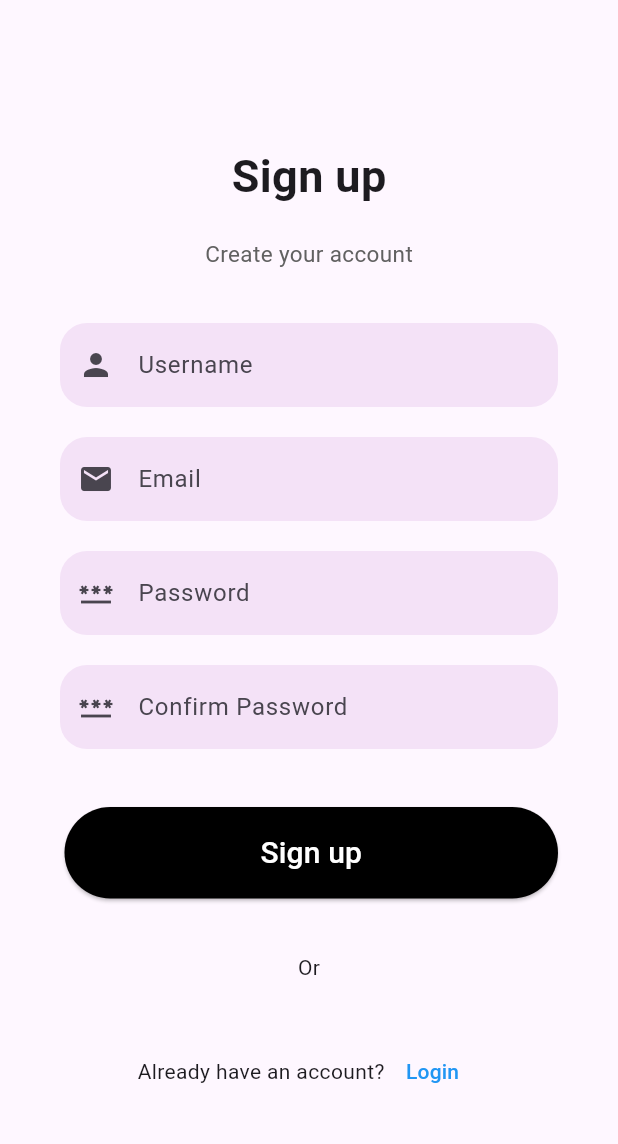
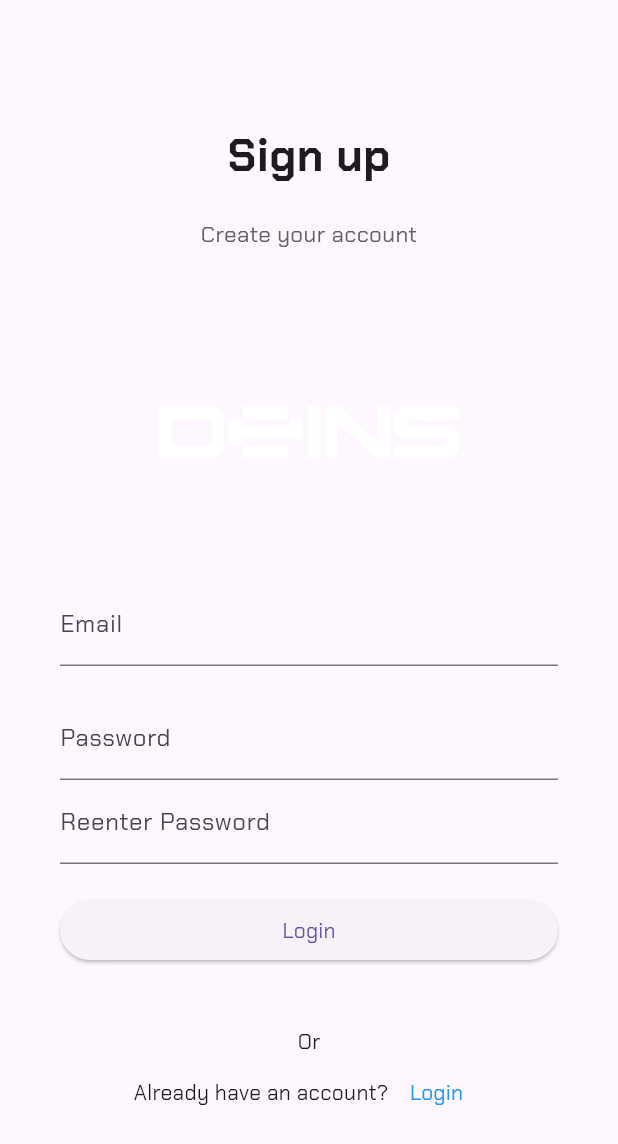
Before and after one commit to sonomar/fluttertest, a Flutter app: the screen it shows after launch, after a tap on "Login", after a tap on "Sign Up", on a phone screen of 412 x 824 dp. Shown: the top 1144 px of the screen. Run offline on Flutter 3.47's test engine with Material 3 defaults, Android fonts, the phone set to English and light mode, and no system bars; our stand-ins replace bloc, equatable, flutter_bloc, percent_indicator, shared_preferences, sqflite; missing offline and left inert: amazon_cognito_identity_dart_2, flutter_3d_controller, mobile_scanner; accounts and stored records are empty; project files that could hold a hidden picture were left out.

Commit message:
add signup page

```diff
--- a/lib/auth/register.dart
+++ b/lib/auth/register.dart
@@ -21,7 +21,7 @@ Future<bool> signUpUser(email, password) async {
   return true;
 }
 
-Future<void> emailConfirmUser(email, code) async {
+Future<bool> emailConfirmUser(email, code) async {
   final userPool = CognitoUserPool(
     'eu-central-1_flxgJwy19',
     '3habrhuviqskit3ma595m5dp0b',
@@ -35,6 +35,7 @@ Future<void> emailConfirmUser(email, code) async {
     print(e);
   }
   print(registrationConfirmed);
+  return registrationConfirmed;
 }
 
 Future<void> emailResendConfirmation(email) async {
--- a/lib/openCards/signup_page.dart
+++ b/lib/openCards/signup_page.dart
@@ -1,14 +1,92 @@
 import 'package:flutter/material.dart';
 import './login_page.dart';
+import '../main.dart';
+import '../auth/register.dart';
 
-class SignupPage extends StatelessWidget {
+class SignupPage extends StatefulWidget {
   const SignupPage({super.key});
 
   @override
+  SignupPageState createState() => SignupPageState();
+}
+
+class SignupPageState extends State<SignupPage> {
+  final _formKey = GlobalKey<FormState>();
+  final TextEditingController _emailController = TextEditingController();
+  final TextEditingController _passwordController = TextEditingController();
+  final TextEditingController _reenterPassController = TextEditingController();
+  final TextEditingController _emailCodeController = TextEditingController();
+  String _errorMessage = '';
+  String _codeErrorMessage = '';
+
+  Future<void> getEmailCode() async {
+    return showDialog<void>(
+      context: context,
+      barrierDismissible: false, // user must tap button!
+      builder: (BuildContext context) {
+        return AlertDialog(
+          title: const Text('Confirm Email'),
+          content: SingleChildScrollView(
+            child: ListBody(
+              children: <Widget>[
+                const Text(
+                    'Thank you for registering. You should receive an email shortly with a confirmation code.'),
+                const Text('Please enter your email confirmation code below'),
+                Material(
+                    child: Form(
+                  child: TextFormField(
+                    controller: _emailCodeController,
+                    style: TextStyle(color: Colors.black),
+                    decoration: InputDecoration(labelText: 'Email Code'),
+                    validator: (value) {
+                      if (value!.isEmpty) {
+                        return 'Please enter your confirmation code';
+                      }
+                      return null;
+                    },
+                  ),
+                )),
+                Text(
+                  _codeErrorMessage,
+                  style: TextStyle(color: Colors.red),
+                ),
+              ],
+            ),
+          ),
+          actions: <Widget>[
+            TextButton(
+              child: const Text('Confirm'),
+              onPressed: () async {
+                final navigator = Navigator.of(context);
+                var checkConfirm = await emailConfirmUser(
+                    _emailController.text, _emailCodeController.text);
+                if (checkConfirm == true) {
+                  navigator.push(MaterialPageRoute(
+                      builder: (context) => MyHomePage(
+                          title: 'Kloppocar App Home',
+                          qrcode: 'Scan a Collectible!')));
+                } else {
+                  setState(() {
+                    _codeErrorMessage = 'Invalid username or password';
+                  });
+                }
+              },
+            ),
+            TextButton(
+              child: const Text('Cancel'),
+              onPressed: () {
+                Navigator.of(context).pop();
+              },
+            ),
+          ],
+        );
+      },
+    );
+  }
+
+  @override
   Widget build(BuildContext context) {
-    return MaterialApp(
-      debugShowCheckedModeBanner: false,
-      home: Scaffold(
+    return Scaffold(
       body: SingleChildScrollView(
           child: Container(
         padding: const EdgeInsets.symmetric(horizontal: 40),
@@ -37,71 +115,91 @@ class SignupPage extends StatelessWidget {
                   )
                 ],
               ),
-                Column(
+              Column(children: [
+                Image.asset(
+                  'assets/images/deins_logo.png',
+                  height: 200,
+                  width: 200,
+                ),
+                Form(
+                  key: _formKey,
+                  child: Column(
+                    crossAxisAlignment: CrossAxisAlignment.stretch,
+                    mainAxisAlignment: MainAxisAlignment.center,
                     children: <Widget>[
-                    TextField(
-                      decoration: InputDecoration(
-                          hintText: "Username",
-                          border: OutlineInputBorder(
-                              borderRadius: BorderRadius.circular(18),
-                              borderSide: BorderSide.none),
-                          fillColor: Colors.purple.withOpacity(0.1),
-                          filled: true,
-                          prefixIcon: const Icon(Icons.person)),
+                      TextFormField(
+                        controller: _emailController,
+                        style: TextStyle(color: Colors.black),
+                        decoration: InputDecoration(labelText: 'Email'),
+                        validator: (value) {
+                          if (value!.isEmpty) {
+                            return 'Please enter your email';
+                          }
+                          return null;
+                        },
                       ),
-                    const SizedBox(height: 20),
-                    TextField(
-                      decoration: InputDecoration(
-                          hintText: "Email",
-                          border: OutlineInputBorder(
-                              borderRadius: BorderRadius.circular(18),
-                              borderSide: BorderSide.none),
-                          fillColor: Colors.purple.withOpacity(0.1),
-                          filled: true,
-                          prefixIcon: const Icon(Icons.email)),
+                      SizedBox(height: 20),
+                      TextFormField(
+                        controller: _passwordController,
+                        decoration: InputDecoration(labelText: 'Password'),
+                        obscureText: true,
+                        style: TextStyle(color: Colors.black),
+                        validator: (value) {
+                          if (value!.isEmpty) {
+                            return 'Please enter your password';
+                          }
+                          return null;
+                        },
                       ),
-                    const SizedBox(height: 20),
-                    TextField(
-                      decoration: InputDecoration(
-                        hintText: "Password",
-                        border: OutlineInputBorder(
-                            borderRadius: BorderRadius.circular(18),
-                            borderSide: BorderSide.none),
-                        fillColor: Colors.purple.withOpacity(0.1),
-                        filled: true,
-                        prefixIcon: const Icon(Icons.password),
+                      TextFormField(
+                        controller: _reenterPassController,
+                        style: TextStyle(color: Colors.black),
+                        decoration:
+                            InputDecoration(labelText: 'Reenter Password'),
+                        validator: (value) {
+                          if (value!.isEmpty) {
+                            return 'Please reenter your password';
+                          }
+                          return null;
+                        },
                       ),
-                      obscureText: true,
+                      SizedBox(height: 20),
+                      Material(
+                          child: ElevatedButton(
+                              onPressed: () async {
+                                if (_formKey.currentState!.validate()) {
+                                  String email = _emailController.text;
+                                  String password = _passwordController.text;
+                                  String reenter = _reenterPassController.text;
+                                  if (reenter == password) {
+                                    var confirm =
+                                        await signUpUser(email, password);
+                                    if (confirm == true) {
+                                      await getEmailCode();
+                                    } else {
+                                      setState(() {
+                                        _errorMessage =
+                                            'Invalid username or password';
+                                      });
+                                    }
+                                  } else {
+                                    setState(() {
+                                      _errorMessage = 'Passwords do not match.';
+                                    });
+                                  }
+                                  setState(() {
+                                    _errorMessage =
+                                        'Invalid username or password';
+                                  });
+                                }
+                              },
+                              child: Text('Login'))),
+                      SizedBox(height: 10),
+                      Text(
+                        _errorMessage,
+                        style: TextStyle(color: Colors.red),
                       ),
-                    const SizedBox(height: 20),
-                    TextField(
-                      decoration: InputDecoration(
-                        hintText: "Confirm Password",
-                        border: OutlineInputBorder(
-                            borderRadius: BorderRadius.circular(18),
-                            borderSide: BorderSide.none),
-                        fillColor: Colors.purple.withOpacity(0.1),
-                        filled: true,
-                        prefixIcon: const Icon(Icons.password),
-                      ),
-                      obscureText: true,
-                    ),
-                  ],
-                ),
-                Container(
-                    padding: const EdgeInsets.only(top: 3, left: 3),
-                    child: ElevatedButton(
-                      onPressed: () {},
-                      style: ElevatedButton.styleFrom(
-                        shape: const StadiumBorder(),
-                        padding: const EdgeInsets.symmetric(vertical: 16),
-                        backgroundColor: Colors.black,
-                      ),
-                      child: const Text(
-                        "Sign up",
-                        style: TextStyle(fontSize: 20, color: Colors.white),
-                      ),
-                    )),
+                      SizedBox(height: 10),
                       const Center(child: Text("Or")),
                       // Container(
                       //   height: 45,
@@ -168,8 +266,9 @@ class SignupPage extends StatelessWidget {
                     ],
                   ),
                 ),
-        ),
-      ),
+              ]),
+            ]),
+      )),
     );
   }
 }
```
Lines whose indentation alone changed are shown as unchanged.
